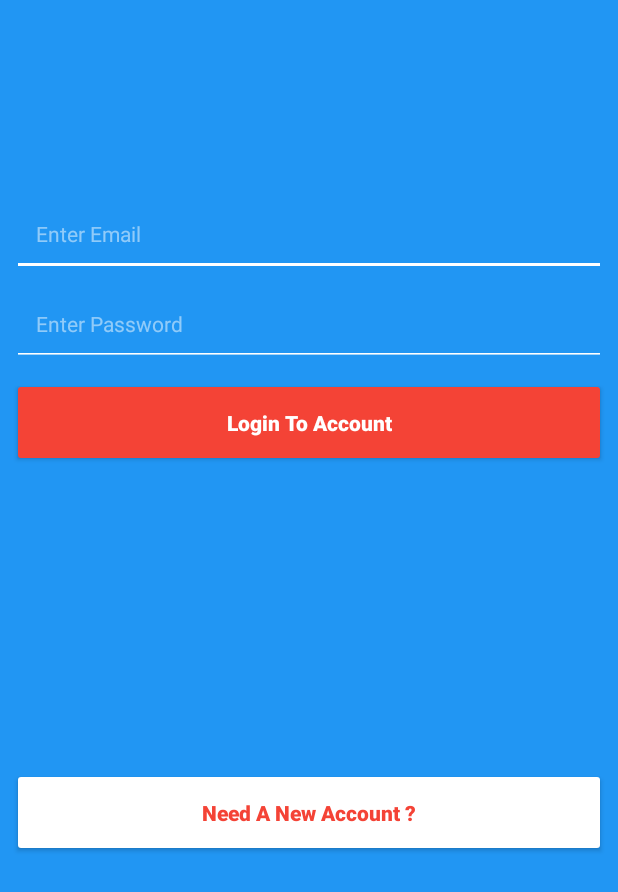
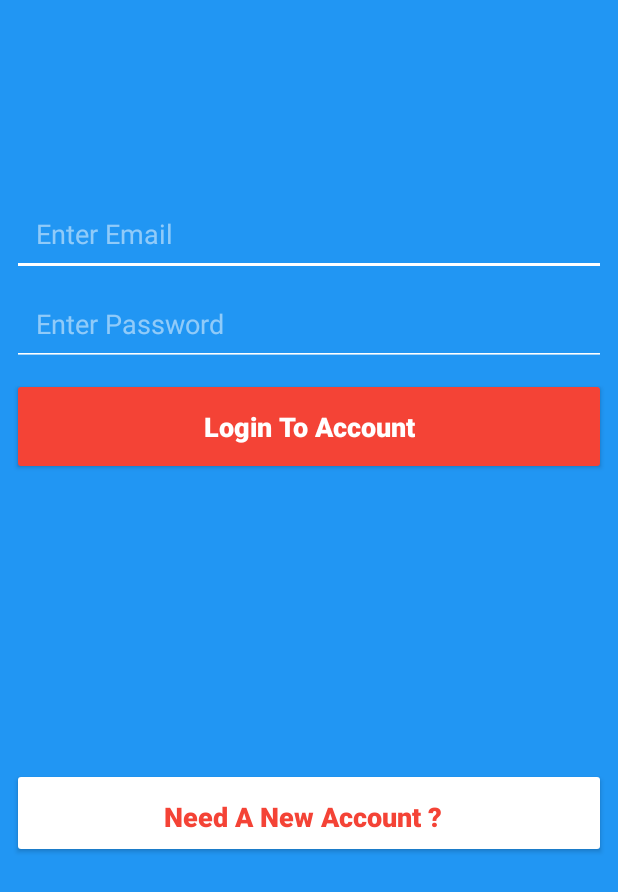
Before and after one commit to mishra3452/BloggingApp, an Android app: the screen it shows after launch (LoginActivity), on a phone screen of 412 x 824 dp. Shown: the top 892 px of the screen. Run offline under Robolectric (Android 15) with nearby library versions, the phone set to English and light mode, and no system bars; our stand-ins replace Firebase (no records; nobody signed in at launch, a user with empty details on screens opened directly).

Commit message:
BackEnd of login page updated.

```diff
--- a/app/src/main/java/com/example/sumit/bloggingapp/LoginActivity.java
+++ b/app/src/main/java/com/example/sumit/bloggingapp/LoginActivity.java
@@ -1,13 +1,108 @@
 package com.example.sumit.bloggingapp;
 
+import android.content.Intent;
+import android.support.annotation.NonNull;
 import android.support.v7.app.AppCompatActivity;
 import android.os.Bundle;
+import android.text.TextUtils;
+import android.view.View;
+import android.widget.Button;
+import android.widget.EditText;
+import android.widget.ProgressBar;
+import android.widget.Toast;
+
+import com.google.android.gms.tasks.OnCompleteListener;
+import com.google.android.gms.tasks.Task;
+import com.google.firebase.auth.AuthResult;
+import com.google.firebase.auth.FirebaseAuth;
+import com.google.firebase.auth.FirebaseUser;
 
 public class LoginActivity extends AppCompatActivity {
+
+    private EditText loginEmailText;
+    private EditText loginPassText;
+    private Button loginBtn;
+    private Button loginRegBtn;
+
+    private FirebaseAuth mAuth;
+
+    private ProgressBar loginProgress;
 
     @Override
     protected void onCreate(Bundle savedInstanceState) {
         super.onCreate(savedInstanceState);
         setContentView(R.layout.activity_login);
+        //initialize FirebaseAuth()
+        mAuth = FirebaseAuth.getInstance();
+
+        loginEmailText = (EditText) findViewById(R.id.login_email);
+        loginPassText = (EditText) findViewById(R.id.login_password);
+        loginBtn = (Button) findViewById(R.id.login_btn);
+        loginRegBtn = (Button) findViewById(R.id.login_reg_btn);
+        loginProgress = (ProgressBar) findViewById(R.id.login_progress);
+
+        loginBtn.setOnClickListener(new View.OnClickListener() {
+            @Override
+            public void onClick(View v) {
+
+                String loginEmail = loginEmailText.getText().toString();
+                String loginPass = loginPassText.getText().toString();
+
+                if(!TextUtils.isEmpty(loginEmail) && !TextUtils.isEmpty(loginPass)){
+                    //set the visibility on for progressbar
+                    loginProgress.setVisibility(View.VISIBLE);
+
+                    mAuth.signInWithEmailAndPassword(loginEmail, loginPass).addOnCompleteListener(new OnCompleteListener<AuthResult>() {
+                        @Override
+                        public void onComplete(@NonNull Task<AuthResult> task) {
+
+                            if(task.isSuccessful()){
+
+                                sendToMain();
+
+                            } else {
+
+                                //set the error message
+                                String errorMessage = task.getException().getMessage();
+                                Toast.makeText(LoginActivity.this, "Error : " + errorMessage, Toast.LENGTH_LONG).show();
+
+
+                            }
+                            //set the visibility off for progressbar
+                            loginProgress.setVisibility(View.INVISIBLE);
+
+                        }
+                    });
+
+                }
+
+
+            }
+        });
+
+
+    }
+
+    @Override
+    protected void onStart() {
+        super.onStart();
+
+        FirebaseUser currentUser = mAuth.getCurrentUser();
+
+        if(currentUser != null){
+
+            sendToMain();
+
+        }
+
+
+    }
+
+    private void sendToMain() {
+
+        Intent mainIntent = new Intent(LoginActivity.this, MainActivity.class);
+        startActivity(mainIntent);
+        finish();
+
     }
 }
--- a/app/src/main/java/com/example/sumit/bloggingapp/MainActivity.java
+++ b/app/src/main/java/com/example/sumit/bloggingapp/MainActivity.java
@@ -3,6 +3,9 @@ package com.example.sumit.bloggingapp;
 import android.content.Intent;
 import android.support.v7.app.AppCompatActivity;
 import android.os.Bundle;
+
+import com.google.firebase.auth.FirebaseAuth;
+import com.google.firebase.auth.FirebaseUser;
 
 public class MainActivity extends AppCompatActivity {
 
@@ -10,8 +13,18 @@ public class MainActivity extends AppCompatActivity {
     protected void onCreate(Bundle savedInstanceState) {
         super.onCreate(savedInstanceState);
         setContentView(R.layout.activity_main);
+    }
 
-        Intent intent = new Intent(MainActivity.this, LoginActivity.class);
-        startActivity(intent);
+    @Override
+    protected void onStart() {
+        super.onStart();
+
+        FirebaseUser user = FirebaseAuth.getInstance().getCurrentUser();
+        if(user == null){
+            Intent loginIntent = new Intent(MainActivity.this, LoginActivity.class);
+            startActivity(loginIntent);
+            finish();
+        }
+
     }
 }
--- a/app/src/main/res/layout/activity_login.xml
+++ b/app/src/main/res/layout/activity_login.xml
@@ -22,7 +22,7 @@
         android:padding="16dp"
         android:textColor="@android:color/white"
         android:textColorHint="@color/whiteTransparent"
-        android:textSize="14sp"
+        android:textSize="18sp"
         app:layout_constraintEnd_toEndOf="parent"
         app:layout_constraintStart_toStartOf="parent"
         app:layout_constraintTop_toTopOf="parent" />
@@ -41,7 +41,7 @@
         android:padding="16dp"
         android:textColor="@android:color/white"
         android:textColorHint="@color/whiteTransparent"
-        android:textSize="14sp"
+        android:textSize="18sp"
         app:layout_constraintEnd_toEndOf="parent"
         app:layout_constraintStart_toStartOf="parent"
         app:layout_constraintTop_toTopOf="parent" />
@@ -59,7 +59,7 @@
         android:text="@string/login_btn_txt"
         android:textAllCaps="false"
         android:textColor="@android:color/white"
-        android:textSize="14sp"
+        android:textSize="18sp"
         android:textStyle="bold"
         app:layout_constraintEnd_toEndOf="parent"
         app:layout_constraintStart_toStartOf="parent"
@@ -68,22 +68,36 @@
     <Button
         android:id="@+id/login_reg_btn"
         android:layout_width="0dp"
-        android:layout_height="wrap_content"
+        android:layout_height="60dp"
         android:layout_marginStart="8dp"
         android:layout_marginTop="268dp"
         android:layout_marginEnd="8dp"
         android:backgroundTint="@android:color/white"
         android:paddingTop="20dp"
+        android:paddingEnd="20dp"
         android:paddingBottom="20dp"
         android:text="@string/login_reg_btn_txt"
         android:textAllCaps="false"
         android:textColor="@color/colorAccent"
-        android:textSize="14sp"
+        android:textSize="18sp"
         android:textStyle="bold"
         app:layout_constraintEnd_toEndOf="parent"
         app:layout_constraintHorizontal_bias="0.0"
         app:layout_constraintStart_toStartOf="parent"
         app:layout_constraintTop_toBottomOf="@+id/login_password" />
 
+    <ProgressBar
+        android:id="@+id/login_progress"
+        style="?android:attr/progressBarStyleHorizontal"
+        android:layout_width="0dp"
+        android:layout_height="wrap_content"
+        android:layout_marginTop="8dp"
+        android:layout_marginEnd="8dp"
+        android:indeterminate="true"
+        android:visibility="invisible"
+        app:layout_constraintEnd_toEndOf="parent"
+        app:layout_constraintStart_toStartOf="parent"
+        app:layout_constraintTop_toTopOf="parent" />
+
 
 </android.support.constraint.ConstraintLayout>
```
